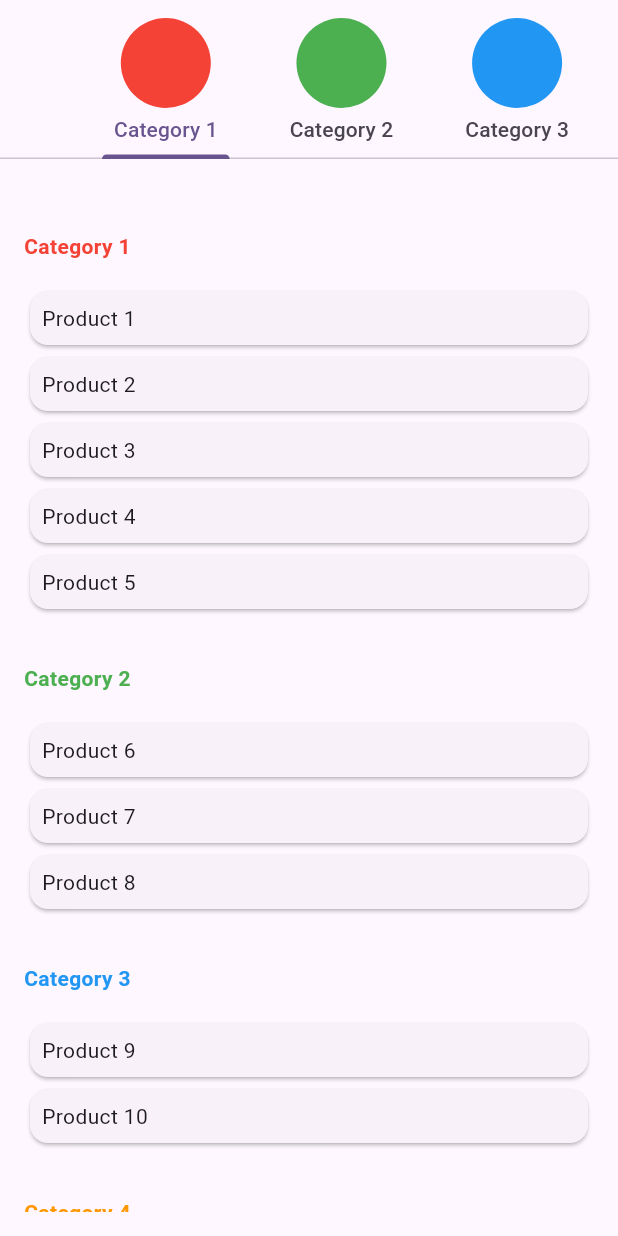
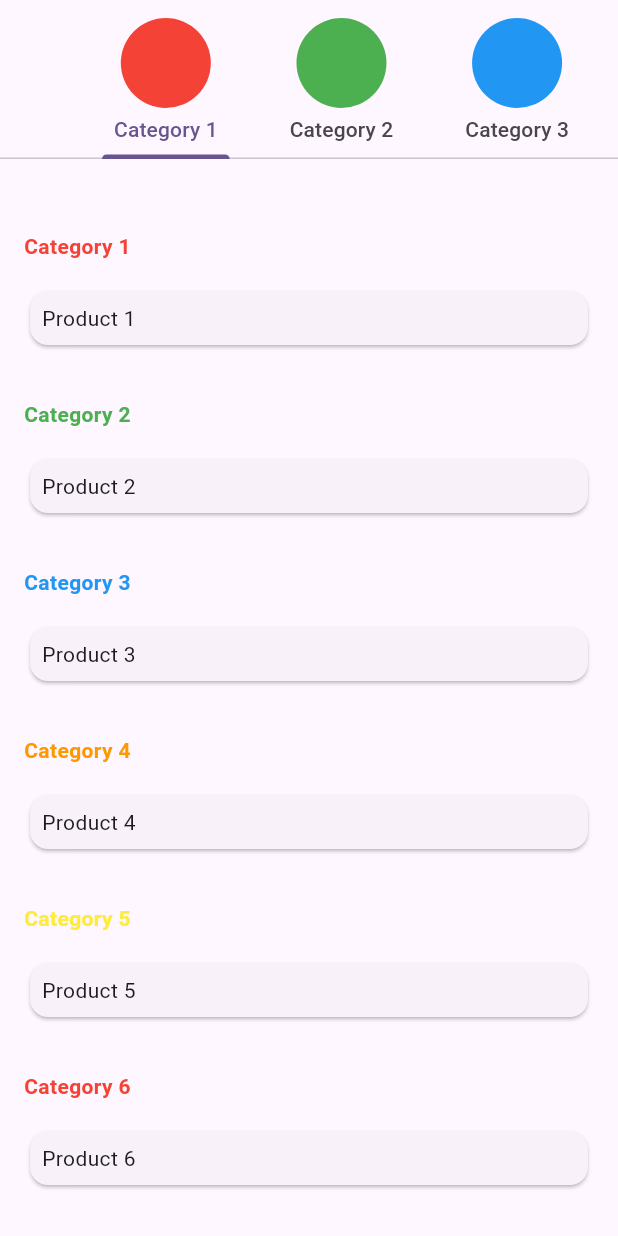
Before and after one commit to 3bugs/claphere_test_task_2, a Flutter app: the screen it shows after launch, on a phone screen of 412 x 824 dp. Run offline on Flutter 3.47's test engine with Material 2 defaults, Android fonts, the phone set to English and light mode, and no system bars.

Commit message:
Generate data randomly

```diff
--- a/lib/main.dart
+++ b/lib/main.dart
@@ -1,3 +1,5 @@
+import 'dart:math';
+
 import 'package:flutter/material.dart';
 import 'package:task2/utils.dart';
 
@@ -30,70 +32,31 @@ class HomePage extends StatefulWidget {
 
 class _HomePageState extends State<HomePage>
     with SingleTickerProviderStateMixin {
-  final _categoryList = [
-    Category(
-      id: 1,
-      name: 'Category 1',
-      color: Colors.red,
-      productList: [
-        Product(name: 'Product 1'),
-        Product(name: 'Product 2'),
-        Product(name: 'Product 3'),
-        Product(name: 'Product 4'),
-        Product(name: 'Product 5'),
-      ],
-    ),
-    Category(
-      id: 2,
-      name: 'Category 2',
-      color: Colors.green,
-      productList: [
-        Product(name: 'Product 6'),
-        Product(name: 'Product 7'),
-        Product(name: 'Product 8'),
-      ],
-    ),
-    Category(
-      id: 3,
-      name: 'Category 3',
-      color: Colors.blue,
-      productList: [
-        Product(name: 'Product 9'),
-        Product(name: 'Product 10'),
-      ],
-    ),
-    Category(
-      id: 4,
-      name: 'Category 4',
-      color: Colors.orange,
-      productList: [
-        Product(name: 'Product 11'),
-        Product(name: 'Product 12'),
-        Product(name: 'Product 13'),
-      ],
-    ),
-    Category(
-      id: 5,
-      name: 'Category 5',
-      color: Colors.pink,
-      productList: [
-        Product(name: 'Product 14'),
-        Product(name: 'Product 15'),
-      ],
-    ),
-    Category(
-      id: 6,
-      name: 'Category 6',
-      color: Colors.yellow,
-      productList: [
-        Product(name: 'Product 16'),
-        Product(name: 'Product 17'),
-        Product(name: 'Product 18'),
-        Product(name: 'Product 19'),
-        Product(name: 'Product 20'),
-      ],
-    ),
+  static const numCategory = 10;
+  static const colorList = [
+    Colors.red,
+    Colors.green,
+    Colors.blue,
+    Colors.orange,
+    Colors.yellow,
   ];
+  static var _startProductId = 1;
+
+  final _categoryList = List.generate(numCategory, (i) => i + 1).map(
+    (n) {
+      return Category(
+        id: n,
+        name: 'Category $n',
+        color: colorList[(n - 1) % colorList.length],
+        productList: List.generate(Random().nextInt(5) + 1, (i) => i + 1).map(
+          (_) {
+            var productId = _startProductId++;
+            return Product(id: productId, name: 'Product $productId');
+          },
+        ).toList(),
+      );
+    },
+  ).toList();
 
   late TabController _tabController;
 
@@ -131,9 +94,9 @@ class _HomePageState extends State<HomePage>
       isScrollable: true,
       controller: _tabController,
       onTap: _handleClickTab,
-      tabs: _categoryList
-          .map(
-            (category) => Padding(
+      tabs: [
+        for (final category in _categoryList)
+          Padding(
             padding: const EdgeInsets.all(8.0),
             child: Column(
               children: [
@@ -150,8 +113,7 @@ class _HomePageState extends State<HomePage>
               ],
             ),
           ),
-          )
-          .toList(),
+      ],
     );
   }
 
@@ -192,12 +154,11 @@ class _HomePageState extends State<HomePage>
       // not yet built (because it is outside the viewport).
       child: SingleChildScrollView(
         child: Column(
-          children: _categoryList
-              .map(
-                (category) => MeasureSize(
+          children: [
+            for (final category in _categoryList)
+              MeasureSize(
                 onChange: (size) => _measureSize(category, size),
                 child: Column(
-                    //key: category.key,
                   key: GlobalObjectKey(category.id),
                   mainAxisSize: MainAxisSize.min,
                   children: [
@@ -206,17 +167,11 @@ class _HomePageState extends State<HomePage>
                         Padding(
                           padding:
                               const EdgeInsets.only(top: 32.0, bottom: 16.0),
-                            child: GestureDetector(
-                              onTap: () {
-                                _tabController
-                                    .animateTo(_categoryList.indexOf(category));
-                              },
                           child: Text(
                             category.name,
                             style: TextStyle(
                               color: category.color,
                               fontWeight: FontWeight.bold,
-                                ),
                             ),
                           ),
                         ),
@@ -242,8 +197,9 @@ class _HomePageState extends State<HomePage>
                   ],
                 ),
               ),
-              )
-              .toList(),
+            const SizedBox(height: 500.0),
+            const Text('End of list'),
+          ],
         ),
       ),
     );
@@ -271,7 +227,8 @@ class Category {
 }
 
 class Product {
+  final int id;
   final String name;
 
-  Product({required this.name});
+  Product({required this.id, required this.name});
 }
```
Lines whose indentation alone changed are shown as unchanged.
